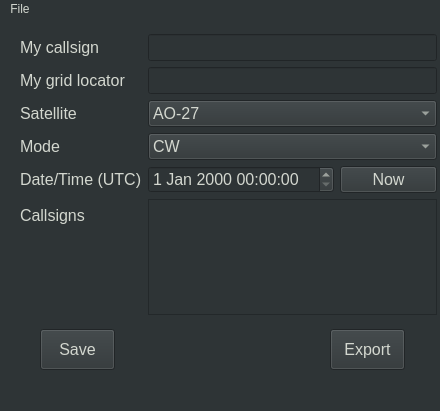
Old version of the form Sources/U2.Suite/logger/ui/FastSatEntry.ui in the repository ut8uu/U2.Suite.Python.
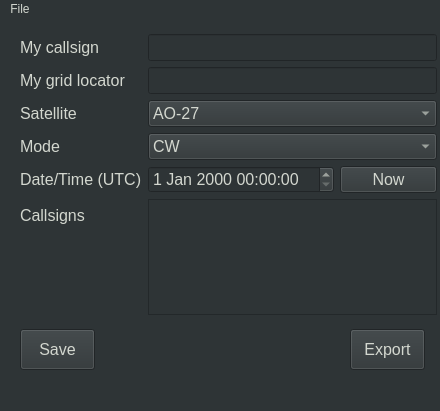
New version of the form.

What changed in the file:
```diff
--- a/Sources/U2.Suite/logger/ui/FastSatEntry.ui
+++ b/Sources/U2.Suite/logger/ui/FastSatEntry.ui
@@ -20,7 +20,7 @@
    <widget class="QPushButton" name="btnExport">
     <property name="geometry">
      <rect>
-      <x>330</x>
+      <x>350</x>
       <y>310</y>
       <width>75</width>
       <height>41</height>
@@ -248,7 +248,7 @@
    <widget class="QPushButton" name="btnSave">
     <property name="geometry">
      <rect>
-      <x>40</x>
+      <x>20</x>
       <y>310</y>
       <width>75</width>
       <height>41</height>
```
